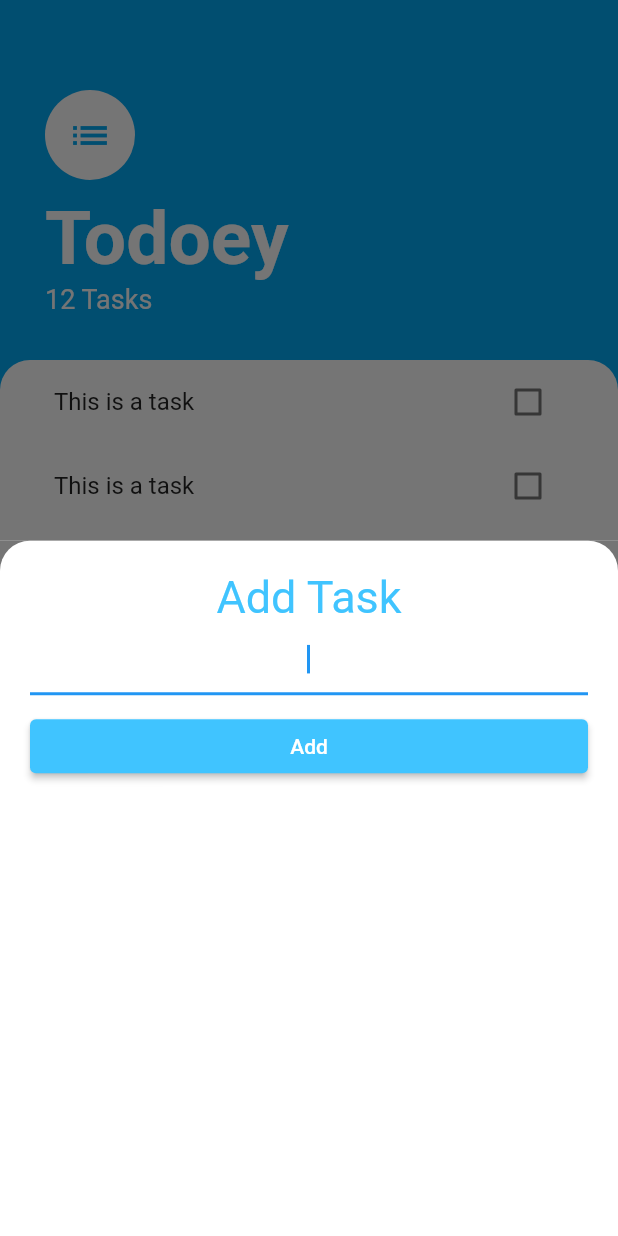
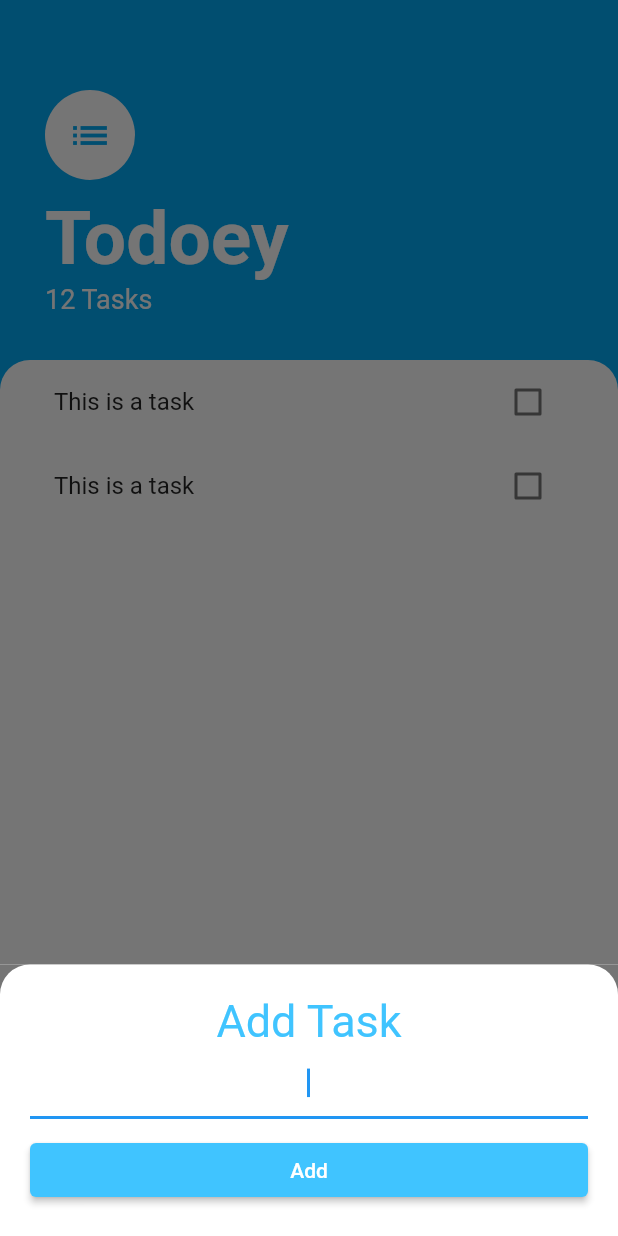
Before and after one commit to BasakK6/todoey_flutter, a Flutter app: the screen it shows after launch, after a tap on the "add" icon, on a phone screen of 412 x 824 dp. Run offline on Flutter 3.47's test engine with Material 2 defaults, Android fonts, the phone set to English and light mode, and no system bars.

```diff
--- a/lib/screens/task_screen.dart
+++ b/lib/screens/task_screen.dart
@@ -14,10 +14,18 @@ class TasksScreen extends StatelessWidget {
         child: const Icon(Icons.add),
         onPressed: () {
           showModalBottomSheet(
-              context: context,
-              builder: (context) {
-                return const AddTaskScreen();
-              });
+            context: context,
+            isScrollControlled: true,
+            builder: (context) {
+              return SingleChildScrollView(
+                child: Container(
+                  padding: EdgeInsets.only(
+                      bottom: MediaQuery.of(context).viewInsets.bottom),
+                  child: const AddTaskScreen(),
+                ),
+              );
+            },
+          );
         },
       ),
       body: Column(
```
